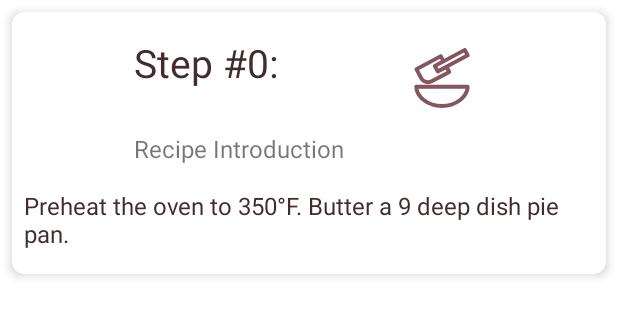
After one commit to encomp/baking, an Android app: the layout item_instruction.xml on its own in the app's theme, with its tools: preview values and no code run, on a phone screen of 412 x 824 dp. The commit adds this screen. Shown: the top 317 px of the screen. Run offline under Robolectric (Android 15) with nearby library versions, the phone set to English and light mode, and no system bars.

Commit message:
Recipe instructions.

```diff
--- a/app/src/main/res/drawable/ic_instructions_brown.xml
+++ b/app/src/main/res/drawable/ic_instructions_brown.xml
@@ -1,4 +1,5 @@
-<vector android:height="24dp" android:viewportHeight="297"
-    android:viewportWidth="297" android:width="24dp" xmlns:android="http://schemas.android.com/apk/res/android">
-    <path android:fillColor="#84565e" android:pathData="M271.518,146.408h-20.752v-5.616c0,-5.412 -4.388,-9.801 -9.801,-9.801h-26.671l1.505,-28.847c1.201,-23.047 -6.49,-45.094 -21.104,-60.487c-12.422,-13.088 -28.828,-20.295 -46.195,-20.295s-33.773,7.207 -46.195,20.295C87.691,57.051 80,79.098 81.201,102.145l1.505,28.847H56.035c-5.413,0 -9.801,4.389 -9.801,9.801v5.616H25.482C11.431,146.408 0,157.721 0,171.626c0,13.905 11.431,25.218 25.482,25.218h20.752v5.611c0,5.412 4.388,9.801 9.801,9.801h32.142c2.938,14.48 8.697,27.866 16.82,38.744c11.863,15.888 27.313,24.638 43.502,24.638s31.639,-8.75 43.502,-24.638c8.123,-10.878 13.883,-24.264 16.82,-38.744h32.143c5.413,0 9.801,-4.389 9.801,-9.801v-5.611h20.752c14.052,0 25.482,-11.313 25.482,-25.218C297,157.721 285.569,146.408 271.518,146.408zM100.776,101.124c-0.922,-17.703 4.815,-34.459 15.744,-45.972c8.685,-9.149 20.042,-14.188 31.979,-14.188s23.295,5.039 31.979,14.188c10.929,11.513 16.666,28.269 15.744,45.972l-1.558,29.867h-92.332L100.776,101.124zM25.482,177.241c-3.188,0 -5.881,-2.571 -5.881,-5.615c0,-3.045 2.693,-5.616 5.881,-5.616h20.752v11.231H25.482zM148.5,256.036c-17.59,0 -33.906,-18.78 -40.202,-43.78h80.404C182.406,237.256 166.09,256.036 148.5,256.036zM231.164,192.654H65.836v-42.061h165.328V192.654zM271.518,177.241h-20.752V166.01h20.752c3.188,0 5.881,2.571 5.881,5.616C277.398,174.67 274.705,177.241 271.518,177.241z"/>
+<vector android:height="24dp" android:viewportHeight="297.001"
+    android:viewportWidth="297.001" android:width="24dp" xmlns:android="http://schemas.android.com/apk/res/android">
+    <path android:fillColor="#84565e" android:pathData="M275.389,182.433H21.223c-5.316,0 -9.627,4.311 -9.627,9.628c0,26.166 14.921,52.787 40.936,73.036c26.431,20.573 60.444,31.903 95.774,31.903c35.33,0 69.343,-11.33 95.775,-31.903c26.015,-20.249 40.935,-46.87 40.935,-73.036C285.016,186.745 280.705,182.433 275.389,182.433zM232.253,249.903c-23.066,17.954 -52.879,27.843 -83.946,27.843c-31.067,0 -60.881,-9.889 -83.947,-27.843c-17.927,-13.952 -29.416,-31.098 -32.603,-48.215h233.099C261.67,218.805 250.18,235.951 232.253,249.903z"/>
+    <path android:fillColor="#84565e" android:pathData="M36.998,153.811c8.349,15.616 24.543,25.316 42.263,25.316c7.817,0 15.612,-1.958 22.543,-5.663l87.06,-46.542c2.251,-1.204 3.933,-3.253 4.673,-5.696c0.741,-2.444 0.481,-5.082 -0.722,-7.334l-9.147,-17.112l96.649,-51.67c2.251,-1.203 3.933,-3.252 4.674,-5.695c0.74,-2.444 0.482,-5.082 -0.724,-7.334L269.836,5.09c-2.506,-4.688 -8.341,-6.459 -13.029,-3.951l-96.647,51.67l-9.079,-16.982c-2.507,-4.689 -8.341,-6.457 -13.03,-3.952L17.252,96.454c-2.252,1.205 -3.933,3.253 -4.674,5.697c-0.741,2.443 -0.481,5.081 0.723,7.333L36.998,153.811zM257.395,22.659l5.352,10.011l-131.469,70.285l-5.351,-10.011L257.395,22.659zM138.638,53.395l4.54,8.492l-34.819,18.615c-2.252,1.204 -3.934,3.252 -4.674,5.696c-0.741,2.443 -0.482,5.081 0.723,7.333l14.43,26.991c1.734,3.243 5.061,5.09 8.499,5.09c1.531,0 3.085,-0.367 4.53,-1.14l34.819,-18.614l4.609,8.621l-78.569,42.004c-4.206,2.249 -8.737,3.389 -13.465,3.389c-10.602,0 -20.289,-5.801 -25.282,-15.14L34.82,108.896L138.638,53.395z"/>
 </vector>
--- a/app/src/main/res/layout/fragment_recipe_information.xml
+++ b/app/src/main/res/layout/fragment_recipe_information.xml
@@ -41,8 +41,8 @@
 
                 <ImageView
                     android:id="@+id/iv_ingredients_icon"
-                    android:layout_width="wrap_content"
-                    android:layout_height="wrap_content"
+                    android:layout_width="56dp"
+                    android:layout_height="56dp"
                     android:layout_marginStart="@dimen/shrine_small_spacing"
                     android:layout_marginTop="@dimen/shrine_standard_spacing"
                     android:contentDescription="@string/ingredients"
--- /dev/null
+++ b/app/src/main/res/layout/item_instruction.xml
@@ -0,0 +1,83 @@
+<?xml version="1.0" encoding="utf-8"?>
+<layout xmlns:android="http://schemas.android.com/apk/res/android"
+    xmlns:app="http://schemas.android.com/apk/res-auto"
+    xmlns:tools="http://schemas.android.com/tools">
+
+    <data>
+
+        <import type="android.view.View" />
+
+        <import type="java.lang.String" />
+
+        <variable
+            name="step"
+            type="com.toolinc.baking.client.model.Step" />
+    </data>
+
+    <com.google.android.material.card.MaterialCardView
+        android:layout_width="match_parent"
+        android:layout_height="wrap_content"
+        android:layout_gravity="center_horizontal"
+        android:layout_margin="@dimen/shrine_small_spacing"
+        app:cardCornerRadius="?attr/cornerRadius"
+        app:cardElevation="@dimen/shrine_section_elevation"
+        app:cardPreventCornerOverlap="false">
+
+        <androidx.constraintlayout.widget.ConstraintLayout
+            android:layout_width="match_parent"
+            android:layout_height="wrap_content">
+
+            <TextView
+                android:id="@+id/tv_instructions_step"
+                style="@style/Widget.Shrine.TextView"
+                android:layout_width="wrap_content"
+                android:layout_height="wrap_content"
+                android:layout_gravity="center"
+                android:layout_marginTop="@dimen/shrine_standard_spacing"
+                android:text="@{String.format(&quot;Step #%d:&quot;, step.id())}"
+                android:textSize="@dimen/shrine_section_title_text_size"
+                app:layout_constraintEnd_toStartOf="@id/iv_instructions_icon"
+                app:layout_constraintStart_toStartOf="parent"
+                app:layout_constraintTop_toTopOf="parent"
+                tools:text="Step #0:" />
+
+
+            <ImageView
+                android:id="@+id/iv_instructions_icon"
+                android:layout_width="56dp"
+                android:layout_height="56dp"
+                android:layout_marginTop="@dimen/shrine_standard_spacing"
+                android:contentDescription="@string/ingredients"
+                android:padding="@dimen/shrine_small_spacing"
+                android:src="@drawable/ic_instructions_brown"
+                app:layout_constraintEnd_toEndOf="parent"
+                app:layout_constraintStart_toEndOf="@+id/tv_instructions_step"
+                app:layout_constraintTop_toTopOf="parent" />
+
+            <TextView
+                android:id="@+id/tv_instructions_short_description"
+                style="@style/Widget.Shrine.TextView.SectionHeader"
+                android:layout_width="wrap_content"
+                android:layout_height="wrap_content"
+                android:layout_marginTop="8dp"
+                android:text="@{step.shortDescription()}"
+                app:layout_constraintStart_toStartOf="@+id/tv_instructions_step"
+                app:layout_constraintTop_toBottomOf="@+id/iv_instructions_icon"
+                tools:text="Recipe Introduction" />
+
+            <TextView
+                android:id="@+id/tv_instructions_description"
+                style="@style/Widget.Shrine.TextView.SectionHeaderEnd"
+                android:layout_width="wrap_content"
+                android:layout_height="wrap_content"
+                android:layout_margin="@dimen/shrine_small_spacing"
+                android:padding="@dimen/shrine_small_spacing"
+                app:layout_constraintBottom_toBottomOf="parent"
+                app:layout_constraintEnd_toEndOf="parent"
+                app:layout_constraintStart_toStartOf="parent"
+                app:layout_constraintTop_toBottomOf="@+id/tv_instructions_short_description"
+                tools:text="Preheat the oven to 350\u00b0F. Butter a 9 deep dish pie pan." />
+
+        </androidx.constraintlayout.widget.ConstraintLayout>
+    </com.google.android.material.card.MaterialCardView>
+</layout>
--- a/app/src/main/res/layout/item_recipe.xml
+++ b/app/src/main/res/layout/item_recipe.xml
@@ -19,10 +19,9 @@
         android:layout_width="match_parent"
         android:layout_height="wrap_content"
         android:layout_gravity="center_horizontal"
-        android:layout_margin="@dimen/shrine_standard_spacing"
+        android:layout_margin="@dimen/shrine_small_spacing"
         app:cardCornerRadius="?attr/cornerRadius"
-        app:cardElevation="@dimen/shrine_section_elevation"
-        app:cardPreventCornerOverlap="false">
+        app:cardElevation="@dimen/shrine_section_elevation">
 
         <LinearLayout
             android:layout_width="match_parent"
@@ -34,8 +33,9 @@
                 android:id="@+id/iv_recipe_icon"
                 android:layout_width="wrap_content"
                 android:layout_height="wrap_content"
-                android:layout_marginLeft="@dimen/shrine_standard_spacing"
+                android:layout_marginStart="@dimen/shrine_standard_spacing"
                 android:layout_marginTop="@dimen/shrine_small_spacing"
+                android:contentDescription="@string/recipe"
                 tools:src="@drawable/ic_pie_brown" />
 
             <TextView
@@ -51,7 +51,7 @@
                 style="@style/Widget.Shrine.TextView.SectionHeaderEnd"
                 android:layout_width="wrap_content"
                 android:layout_height="wrap_content"
-                android:layout_marginLeft="@dimen/shrine_standard_spacing"
+                android:layout_marginStart="@dimen/shrine_standard_spacing"
                 android:layout_marginTop="@dimen/shrine_small_spacing"
                 android:backgroundTint="@color/colorAccent"
                 android:padding="@dimen/shrine_small_spacing"
--- a/app/src/main/res/values/strings.xml
+++ b/app/src/main/res/values/strings.xml
@@ -1,6 +1,7 @@
 <resources>
     <string name="app_name">Baking</string>
     <!-- -->
+    <string name="recipe">Recipe</string>
     <string name="recipe_tools_title">Nutella Pie</string>
     <string name="recipe_tools_serving_size">8</string>
     <string name="recipe_serving_size">Serving Size:</string>
```
